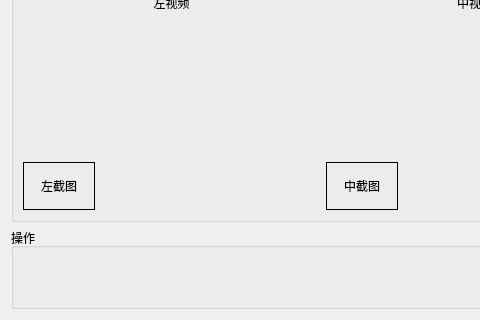
This is ui/tab_video_calibration.ui in huangqi2002/CameraCalibration as Qt 5 draws it before an edit; both pictures show x 0 to 480 and y 191 to 511 of the 950 by 511 pixel window. The edited form follows.
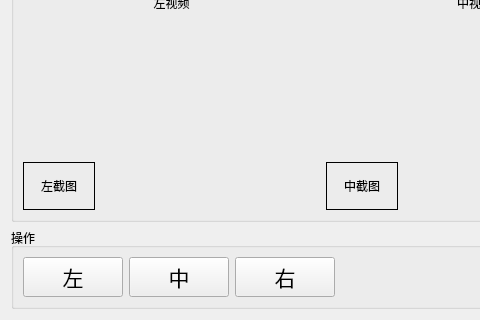
This is the edited form.

```diff
--- a/ui/tab_video_calibration.ui
+++ b/ui/tab_video_calibration.ui
@@ -189,6 +189,60 @@
       <string>操作</string>
      </property>
      <layout class="QHBoxLayout" name="horizontalLayout">
+      <item>
+       <widget class="QPushButton" name="pushButton_left_play">
+        <property name="minimumSize">
+         <size>
+          <width>100</width>
+          <height>40</height>
+         </size>
+        </property>
+        <property name="font">
+         <font>
+          <pointsize>16</pointsize>
+         </font>
+        </property>
+        <property name="text">
+         <string>左</string>
+        </property>
+       </widget>
+      </item>
+      <item>
+       <widget class="QPushButton" name="pushButton_middle_play">
+        <property name="minimumSize">
+         <size>
+          <width>100</width>
+          <height>40</height>
+         </size>
+        </property>
+        <property name="font">
+         <font>
+          <pointsize>16</pointsize>
+         </font>
+        </property>
+        <property name="text">
+         <string>中</string>
+        </property>
+       </widget>
+      </item>
+      <item>
+       <widget class="QPushButton" name="pushButton_right_play">
+        <property name="minimumSize">
+         <size>
+          <width>100</width>
+          <height>40</height>
+         </size>
+        </property>
+        <property name="font">
+         <font>
+          <pointsize>16</pointsize>
+         </font>
+        </property>
+        <property name="text">
+         <string>右</string>
+        </property>
+       </widget>
+      </item>
       <item>
        <spacer name="horizontalSpacer">
         <property name="orientation">
```
